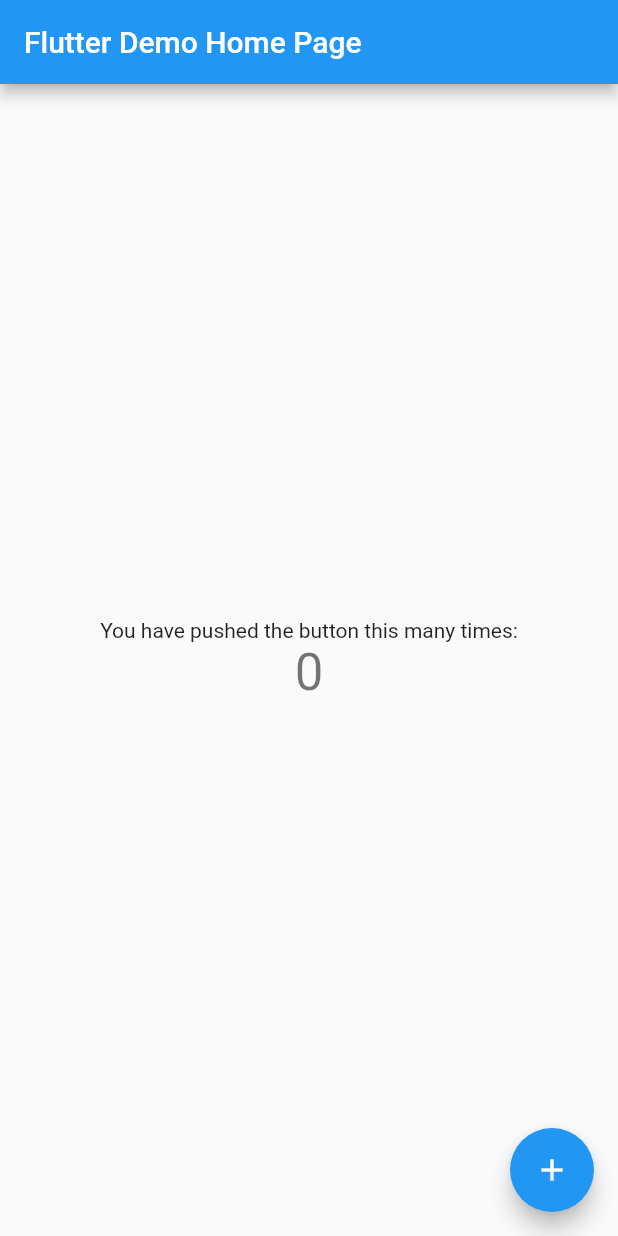
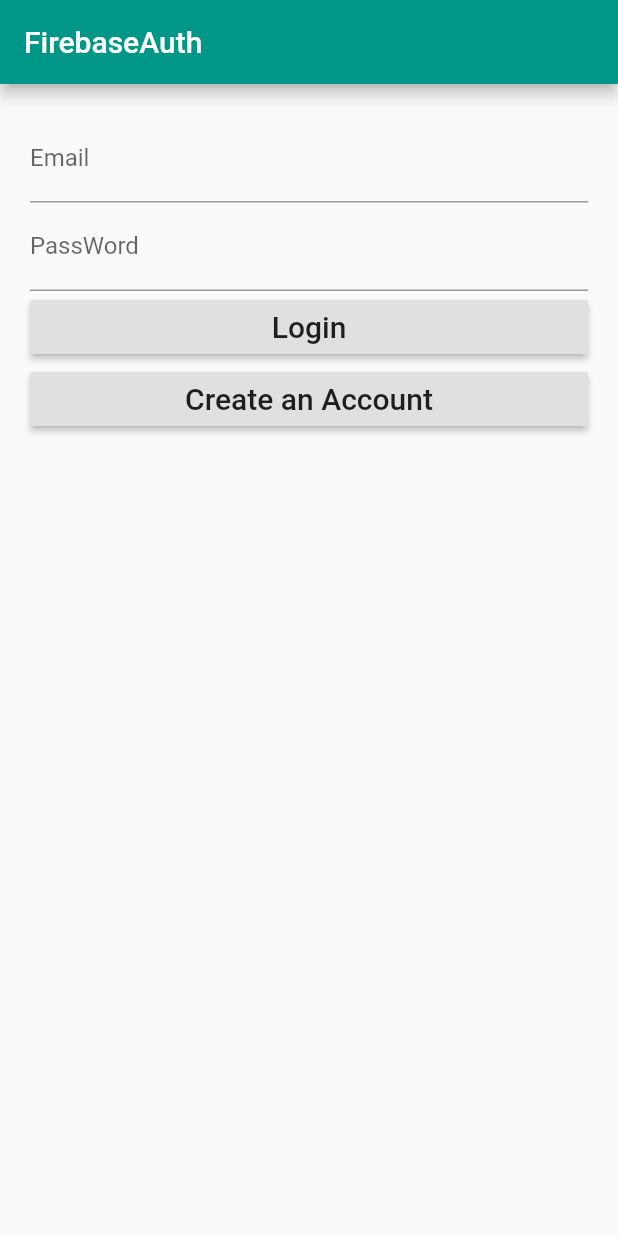
Before and after one commit to Taillook/FlutterFirebaseAuthSample, a Flutter app: the screen it shows after launch, on a phone screen of 412 x 824 dp. Run offline on Flutter 3.47's test engine with Material 2 defaults, Android fonts, the phone set to English and light mode, and no system bars; our stand-ins replace firebase_auth; accounts and stored records are empty.

Commit message:
[ADD] ui

```diff
--- a/flutter_firebase_auth_sample/lib/main.dart
+++ b/flutter_firebase_auth_sample/lib/main.dart
@@ -1,109 +1,122 @@
 import 'package:flutter/material.dart';
+import 'package:firebase_auth/firebase_auth.dart';
 
 void main() => runApp(new MyApp());
 
 class MyApp extends StatelessWidget {
-  // This widget is the root of your application.
   @override
   Widget build(BuildContext context) {
     return new MaterialApp(
-      title: 'Flutter Demo',
+      title: 'FirebaseAuth',
       theme: new ThemeData(
-        // This is the theme of your application.
-        //
-        // Try running your application with "flutter run". You'll see the
-        // application has a blue toolbar. Then, without quitting the app, try
-        // changing the primarySwatch below to Colors.green and then invoke
-        // "hot reload" (press "r" in the console where you ran "flutter run",
-        // or press Run > Flutter Hot Reload in IntelliJ). Notice that the
-        // counter didn't reset back to zero; the application is not restarted.
-        primarySwatch: Colors.blue,
+        primarySwatch: Colors.teal,
       ),
-      home: new MyHomePage(title: 'Flutter Demo Home Page'),
+      home: new MyHomePage(),
     );
   }
 }
 
 class MyHomePage extends StatefulWidget {
-  MyHomePage({Key key, this.title}) : super(key: key);
-
-  // This widget is the home page of your application. It is stateful, meaning
-  // that it has a State object (defined below) that contains fields that affect
-  // how it looks.
-
-  // This class is the configuration for the state. It holds the values (in this
-  // case the title) provided by the parent (in this case the App widget) and
-  // used by the build method of the State. Fields in a Widget subclass are
-  // always marked "final".
-
-  final String title;
-
   @override
   _MyHomePageState createState() => new _MyHomePageState();
 }
 
 class _MyHomePageState extends State<MyHomePage> {
-  int _counter = 0;
+  final FirebaseAuth _firebaseAutn = FirebaseAuth.instance;
+  final formkey = new GlobalKey<FormState>();
 
-  void _incrementCounter() {
-    setState(() {
-      // This call to setState tells the Flutter framework that something has
-      // changed in this State, which causes it to rerun the build method below
-      // so that the display can reflect the updated values. If we changed
-      // _counter without calling setState(), then the build method would not be
-      // called again, and so nothing would appear to happen.
-      _counter++;
-    });
+  String _email;
+  String _password;
+
+  Future<String> sginInWithEmailAndPassword(String email, String password) async {
+    FirebaseUser user = await _firebaseAutn.signInWithEmailAndPassword(email: email, password: password);
+    return user.uid;
+  }
+
+  Future<String> createUserWithEmailAndPassword(String email, String password) async {
+    FirebaseUser user = await _firebaseAutn.createUserWithEmailAndPassword(email: email, password: password);
+    return user.uid;
+  }
+
+  bool validateAndSave() {
+    final form = formkey.currentState;
+    if (form.validate()) {
+      form.save();
+      return true;
+    } else {
+      return false;
+    }
+  }
+
+  void submit() async {
+    if (validateAndSave()) {
+      try {
+        String userId = await sginInWithEmailAndPassword(_email, _password);
+        print('Sigind in: $userId');
+      } catch (e) {
+        print(e);
+      }
+    }
+  }
+
+  void regester() async {
+    if (validateAndSave()) {
+      try {
+          String userId = await createUserWithEmailAndPassword(_email, _password);
+          print('Regestered in: $userId');
+      } catch (e) {
+        print(e);
+      }
+    }
   }
 
   @override
     Widget build(BuildContext context) {
-    // This method is rerun every time setState is called, for instance as done
-    // by the _incrementCounter method above.
-    //
-    // The Flutter framework has been optimized to make rerunning build methods
-    // fast, so that you can just rebuild anything that needs updating rather
-    // than having to individually change instances of widgets.
       return new Scaffold(
         appBar: new AppBar(
-        // Here we take the value from the MyHomePage object that was created by
-        // the App.build method, and use it to set our appbar title.
-        title: new Text(widget.title),
+          title: new Text("FirebaseAuth"),
         ),
-      body: new Center(
-        // Center is a layout widget. It takes a single child and positions it
-        // in the middle of the parent.
+        body: new Container(
+          padding: EdgeInsets.all(20.0),
+          child: new Form(
+            key: formkey,
             child: new Column(
-          // Column is also layout widget. It takes a list of children and
-          // arranges them vertically. By default, it sizes itself to fit its
-          // children horizontally, and tries to be as tall as its parent.
-          //
-          // Invoke "debug paint" (press "p" in the console where you ran
-          // "flutter run", or select "Toggle Debug Paint" from the Flutter tool
-          // window in IntelliJ) to see the wireframe for each widget.
-          //
-          // Column has various properties to control how it sizes itself and
-          // how it positions its children. Here we use mainAxisAlignment to
-          // center the children vertically; the main axis here is the vertical
-          // axis because Columns are vertical (the cross axis would be
-          // horizontal).
-          mainAxisAlignment: MainAxisAlignment.center,
-          children: <Widget>[
-            new Text(
-              'You have pushed the button this many times:',
-            ),
-            new Text(
-              '$_counter',
-              style: Theme.of(context).textTheme.display1,
-            ),
-          ],
+              crossAxisAlignment: CrossAxisAlignment.stretch,
+              children: buildInputs() + buildSubmitButtons(),
             ),
           ),
-      floatingActionButton: new FloatingActionButton(
-        onPressed: _incrementCounter,
-        tooltip: 'Increment',
-        child: new Icon(Icons.add),
-      ), // This trailing comma makes auto-formatting nicer for build methods.
+        ),
       );
     }
+
+    List<Widget> buildInputs() {
+    return [
+      new TextFormField(
+        decoration: new InputDecoration(labelText: 'Email'),
+        validator: (value) => value.isEmpty ? 'メールアドレスを入力してください' : null,
+        onSaved: (value) => _email = value,
+      ),
+      new TextFormField(
+        decoration: new InputDecoration(labelText: 'PassWord'),
+        validator: (value) => value.isEmpty ? 'パスワードを入力してください' : null,
+        obscureText: true,
+        onSaved: (value) => _password = value,
+      ),
+    ];
   }
+
+  List<Widget> buildSubmitButtons() {
+    return [
+      new RaisedButton(
+        splashColor: Colors.blueGrey,
+        child: new Text('Login', style: new TextStyle(fontSize: 20.0)),
+        onPressed: submit,
+      ),
+      new RaisedButton(
+        splashColor: Colors.blueGrey,
+        child: new Text('Create an Account', style: new TextStyle(fontSize: 20.0)),
+        onPressed: regester,
+      ),
+    ];
+  }
+}
```
Lines whose indentation alone changed are shown as unchanged.
